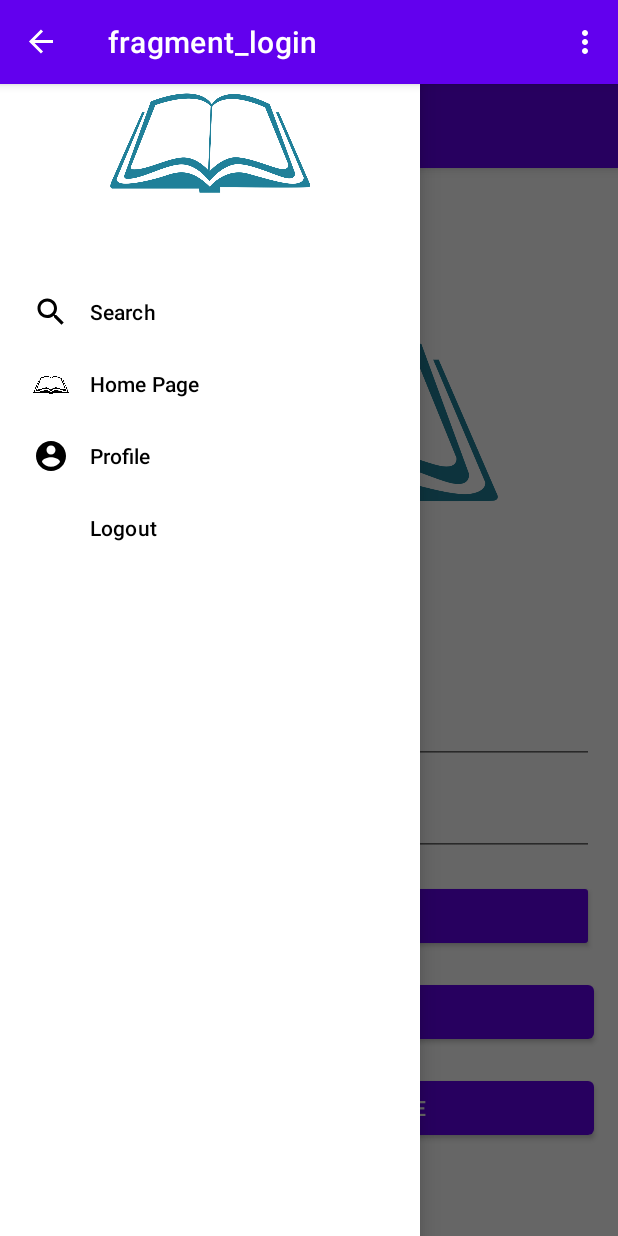
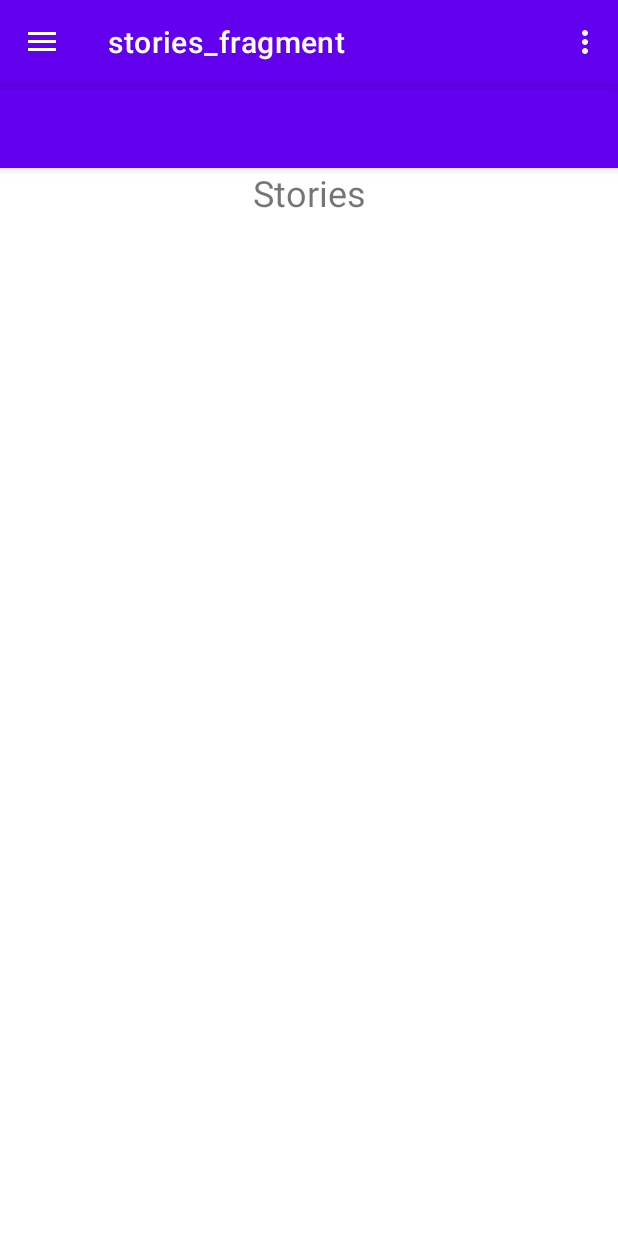
Before and after one commit to vladhirshberg/andproj21, an Android app: the screen it shows after launch (MainActivity), in the side drawer, after a tap on "Home Page", on a phone screen of 412 x 824 dp. Run offline under Robolectric (Android 15) with nearby library versions, the phone set to English and light mode, and no system bars; our stand-ins replace Firebase (no records; nobody signed in at launch, a user with empty details on screens opened directly), Picasso, navigation-ui; pictures from the network do not load.

Commit message:
Final commit

```diff
--- a/app/src/main/java/com/example/our_stories/MainActivity.java
+++ b/app/src/main/java/com/example/our_stories/MainActivity.java
@@ -26,11 +26,12 @@ public class MainActivity extends AppCompatActivity {
         setContentView(R.layout.activity_main_drawer);
         Toolbar toolbar = findViewById(R.id.toolbar);
 //        setSupportActionBar(toolbar);
+        Model.instance.updateStories();
 
         DrawerLayout drawer = findViewById(R.id.drawer_layout);
         NavigationView navigationView = findViewById(R.id.nav_view);
         mAppBarConfiguration = new AppBarConfiguration.Builder(
-                R.id.nav_search, R.id.mainPage, R.id.userProfile, R.id.nav_logout)
+                R.id.nav_search, R.id.storiesFragment, R.id.userProfile, R.id.nav_logout)
                 .setDrawerLayout(drawer)
                 .build();
         NavController navController = Navigation.findNavController(this, R.id.nav_host_fragment);
--- /dev/null
+++ b/app/src/main/java/com/example/our_stories/adapters/StoryRecyclerAdapter.java
@@ -0,0 +1,98 @@
+package com.example.our_stories.adapters;
+
+import android.view.LayoutInflater;
+import android.view.View;
+import android.view.ViewGroup;
+import android.widget.ImageView;
+import android.widget.TextView;
+
+import androidx.annotation.NonNull;
+import androidx.recyclerview.widget.RecyclerView;
+
+import com.example.our_stories.R;
+import com.example.our_stories.model.Story;
+import com.example.our_stories.model.Story;
+import com.squareup.picasso.Picasso;
+
+import java.util.List;
+
+public class StoryRecyclerAdapter extends RecyclerView.Adapter<StoryRecyclerAdapter.StoryViewHolder>{
+    private final List<Story> storys;
+    private final LayoutInflater mInflater;
+    private OnItemClickListener listener;
+
+    public interface OnItemClickListener {
+        void onItemClicked(View view, int position);
+    }
+
+    public void setOnItemClickListener(OnItemClickListener clickListener) {
+        this.listener = clickListener;
+    }
+    // data is passed into the constructor
+    public StoryRecyclerAdapter(List<Story> data , LayoutInflater inflater) {
+        this.storys = data;
+        this.mInflater = inflater;
+    }
+
+    // inflates the row layout from xml when needed
+    @NonNull
+    @Override
+    public StoryViewHolder onCreateViewHolder(@NonNull ViewGroup parent, int viewType) {
+        View view = mInflater.inflate(R.layout.story_list_row, null, false);
+        return new StoryViewHolder(view, listener);
+    }
+
+
+    // total number of rows
+    @Override
+    public int getItemCount() {
+        return storys.size();
+    }
+
+    // binds the data to the TextView in each row
+    @Override
+    public void onBindViewHolder(StoryViewHolder holder, int position) {
+        final Story story = storys.get(position);
+        Picasso.get().load(story.getImagePath()).placeholder(R.drawable.appicon).error(R.drawable.appicon).into(holder.storyImage);
+        holder.title.setText(story.getTitle());
+        holder.storyId = story.getId();
+    }
+
+    // stores and recycles views as they are scrolled off screen
+    public static class StoryViewHolder extends RecyclerView.ViewHolder {
+        TextView title;
+        ImageView storyImage;
+        String storyId;
+
+        StoryViewHolder(View itemView, final OnItemClickListener onClickListener) {
+            super(itemView);
+            title = itemView.findViewById(R.id.story_row_title);
+            storyImage = itemView.findViewById(R.id.story_row_image);
+
+
+            itemView.setOnClickListener(new View.OnClickListener() {
+                @Override
+                public void onClick(View view) {
+                    if (onClickListener != null) {
+                        int position = getBindingAdapterPosition();
+                        if (position != RecyclerView.NO_POSITION) {
+                            onClickListener.onItemClicked(view, position);
+                        }
+                    }
+                }
+            });
+        }
+
+    }
+
+    // convenience method for getting data at click position
+    Story getItem(int id) {
+        return storys.get(id);
+    }
+
+
+    // parent activity will implement this method to respond to click events
+    public interface storyClickListener {
+        void onItemClick(StoryViewHolder view, int position);
+    }
+}
--- a/app/src/main/java/com/example/our_stories/firebase_model/FirebaseModel.java
+++ b/app/src/main/java/com/example/our_stories/firebase_model/FirebaseModel.java
@@ -86,4 +86,8 @@ public class FirebaseModel {
     public void getChapterContentById(String chapterId, FirebaseModelChapter.IGetChapterContentListener listener){
         firebaseModelChapter.getChapterContentById(chapterId, listener);
     }
+
+    public void getAllStories(FirebaseModelStory.IGetStories listener) {
+        firebaseModelStory.getAllStories(listener);
+    }
 }
--- /dev/null
+++ b/app/src/main/java/com/example/our_stories/fragments/StoriesFragment.java
@@ -0,0 +1,68 @@
+package com.example.our_stories.fragments;
+
+import androidx.lifecycle.ViewModelProvider;
+
+import android.os.Bundle;
+
+import androidx.annotation.NonNull;
+import androidx.annotation.Nullable;
+import androidx.fragment.app.Fragment;
+import androidx.navigation.Navigation;
+import androidx.recyclerview.widget.LinearLayoutManager;
+import androidx.recyclerview.widget.RecyclerView;
+
+import android.view.LayoutInflater;
+import android.view.View;
+import android.view.ViewGroup;
+
+import com.example.our_stories.R;
+import com.example.our_stories.adapters.ChapterRecyclerAdapter;
+import com.example.our_stories.adapters.StoryRecyclerAdapter;
+import com.example.our_stories.firebase_model.FirebaseModelStory;
+import com.example.our_stories.model.Model;
+import com.example.our_stories.model.Story;
+
+import java.util.List;
+
+public class StoriesFragment extends Fragment {
+
+    private RecyclerView storyList;
+    StoryRecyclerAdapter storyAdapter;
+    List<Story> stories;
+
+
+    public static StoriesFragment newInstance() {
+        return new StoriesFragment();
+    }
+
+    @Override
+    public View onCreateView(@NonNull LayoutInflater inflater, @Nullable ViewGroup container,
+                             @Nullable Bundle savedInstanceState) {
+        View view = inflater.inflate(R.layout.stories_fragment, container, false);
+        Model.firebaseModel.getAllStories(new FirebaseModelStory.IGetStories() {
+            @Override
+            public void onComplete(List<Story> allStories) {
+                stories = allStories;
+                storyList = view.findViewById(R.id.stories_recycler_view);
+                storyList.setLayoutManager(new LinearLayoutManager(getActivity()));
+                storyAdapter = new StoryRecyclerAdapter(stories, getLayoutInflater());
+                storyList.setAdapter(storyAdapter);
+                storyAdapter.setOnItemClickListener(new StoryRecyclerAdapter.OnItemClickListener() {
+                    @Override
+                    public void onItemClicked(View chapterView, int position) {
+                        Bundle args = new Bundle();
+                        args.putString("storyId", stories.get(position).getId());
+                        Navigation.findNavController(view).navigate(R.id.action_storiesFragment_to_storyPage, args);
+                    }
+                });
+            }
+        });
+        return view;
+    }
+
+    @Override
+    public void onActivityCreated(@Nullable Bundle savedInstanceState) {
+        super.onActivityCreated(savedInstanceState);
+    }
+
+}
--- a/app/src/main/java/com/example/our_stories/model/Model.java
+++ b/app/src/main/java/com/example/our_stories/model/Model.java
@@ -20,8 +20,8 @@ public class Model {
     public static String userId = null;
     public static FirebaseModel firebaseModel;
 
-    MutableLiveData<List<Story>> stories = new MutableLiveData<List<Story>>(new LinkedList<Story>());
-    MutableLiveData<List<User>> users = new MutableLiveData<List<User>>(new LinkedList<User>());
+    public MutableLiveData<List<Story>> stories = new MutableLiveData<List<Story>>(new LinkedList<Story>());
+    public MutableLiveData<List<User>> users = new MutableLiveData<List<User>>(new LinkedList<User>());
 
     public LiveData<List<User>> getAllUsers() {
         FirebaseModel.fbInstance.firebaseModelUser.getAllUsers((usersData) -> {
@@ -31,6 +31,10 @@ public class Model {
     }
 
     public LiveData<List<Story>> getAllStories() {
+        return stories;
+    }
+
+    public LiveData<List<Story>> updateStories() {
         FirebaseModel.fbInstance.firebaseModelStory.getAllStories((storiesData) -> {
             stories.setValue(storiesData);
         });
--- /dev/null
+++ b/app/src/main/res/layout/stories_fragment.xml
@@ -0,0 +1,21 @@
+<?xml version="1.0" encoding="utf-8"?>
+<FrameLayout xmlns:android="http://schemas.android.com/apk/res/android"
+    xmlns:tools="http://schemas.android.com/tools"
+    android:layout_width="match_parent"
+    android:layout_height="match_parent"
+    tools:context=".fragments.StoriesFragment">
+
+    <TextView
+        android:layout_width="match_parent"
+        android:layout_height="wrap_content"
+        android:layout_marginTop="0dp"
+        android:gravity="center"
+        android:text="Stories"
+        android:textSize="24sp" />
+
+    <androidx.recyclerview.widget.RecyclerView
+        android:id="@+id/stories_recycler_view"
+        android:layout_width="match_parent"
+        android:layout_height="wrap_content"
+        />
+</FrameLayout>
--- a/app/src/main/res/menu/activity_menu.xml
+++ b/app/src/main/res/menu/activity_menu.xml
@@ -9,7 +9,7 @@
             android:icon="@drawable/ic_search_black_24dp"
             android:title="@string/search" />
         <item
-            android:id="@+id/mainPage"
+            android:id="@+id/storiesFragment"
             android:icon="@drawable/appicon"
             android:title="@string/home" />
         <item
--- a/app/src/main/res/navigation/main_nav.xml
+++ b/app/src/main/res/navigation/main_nav.xml
@@ -16,7 +16,7 @@
             app:destination="@id/registerFragment" />
         <action
             android:id="@+id/action_loginFragment_to_mainPage"
-            app:destination="@id/mainPage" />
+            app:destination="@id/storiesFragment" />
     </fragment>
 
     <fragment
@@ -26,13 +26,13 @@
         tools:layout="@layout/fragment_register" >
         <action
             android:id="@+id/action_registerFragment_to_mainPage"
-            app:destination="@id/mainPage"/>
+            app:destination="@id/storiesFragment"/>
     </fragment>
     <fragment
-        android:id="@+id/mainPage"
-        android:name="com.example.our_stories.fragments.MainPage"
-        android:label="fragment_main_page"
-        tools:layout="@layout/fragment_main_page" >
+        android:id="@+id/storiesFragment"
+        android:name="com.example.our_stories.fragments.StoriesFragment"
+        android:label="stories_fragment"
+        tools:layout="@layout/stories_fragment">
         <action
             android:id="@+id/action_mainPage_to_loginFragment"
             app:destination="@id/loginFragment" />
@@ -43,6 +43,9 @@
                 android:name="userId"
                 app:argType="string"/>
         </action>
+        <action
+            android:id="@+id/action_storiesFragment_to_storyPage"
+            app:destination="@id/storyPage" />
 
     </fragment>
     <fragment
@@ -64,11 +67,6 @@
             android:id="@+id/action_userProfile_self"
             app:destination="@id/userProfile" />
     </fragment>
-    <fragment
-        android:id="@+id/storiesFragment"
-        android:name="com.example.our_stories.fragments.StoriesFragment"
-        android:label="stories_fragment"
-        tools:layout="@layout/stories_fragment" />
     <fragment
         android:id="@+id/newStoryFragment"
         android:name="com.example.our_stories.fragments.NewStoryFragment"
@@ -106,7 +104,7 @@
             app:argType="string"/>
     </fragment>
     <action android:id="@+id/action_global_user_profile" app:destination="@id/userProfile" />
-    <action android:id="@+id/action_global_home" app:destination="@id/mainPage" />
+    <action android:id="@+id/action_global_home" app:destination="@id/storiesFragment" />
     <action android:id="@+id/nav_logout" app:destination="@id/loginFragment">
         <argument
             android:name="logout"
```
Also changed, not shown: app/src/main/java/com/example/our_stories/firebase_model/FirebaseModelStory.java (+37 -0 lines), app/src/main/java/com/example/our_stories/fragments/ChapterFragment.java (+11 -1 lines), app/src/main/java/com/example/our_stories/fragments/MainPage.java (added, +47 -0 lines), app/src/main/java/com/example/our_stories/fragments/MainPageViewModel.java (added, +7 -0 lines), app/src/main/res/layout/chapter_fragment.xml (+5 -21 lines), app/src/main/res/layout/story_list_row.xml (added, +49 -0 lines).
